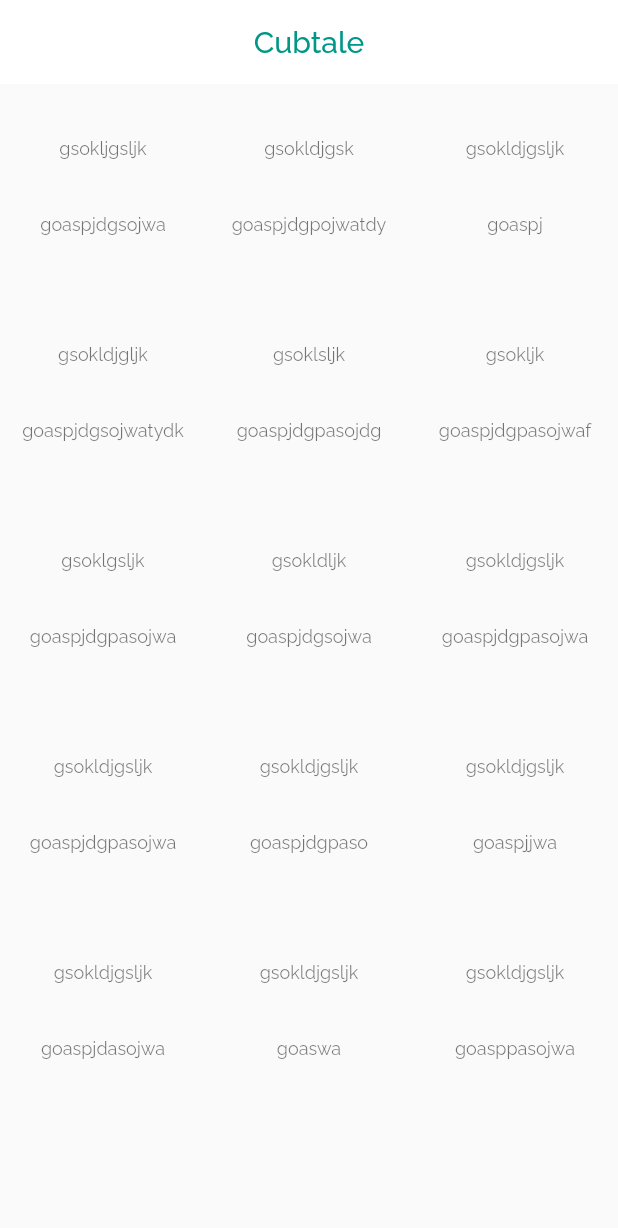
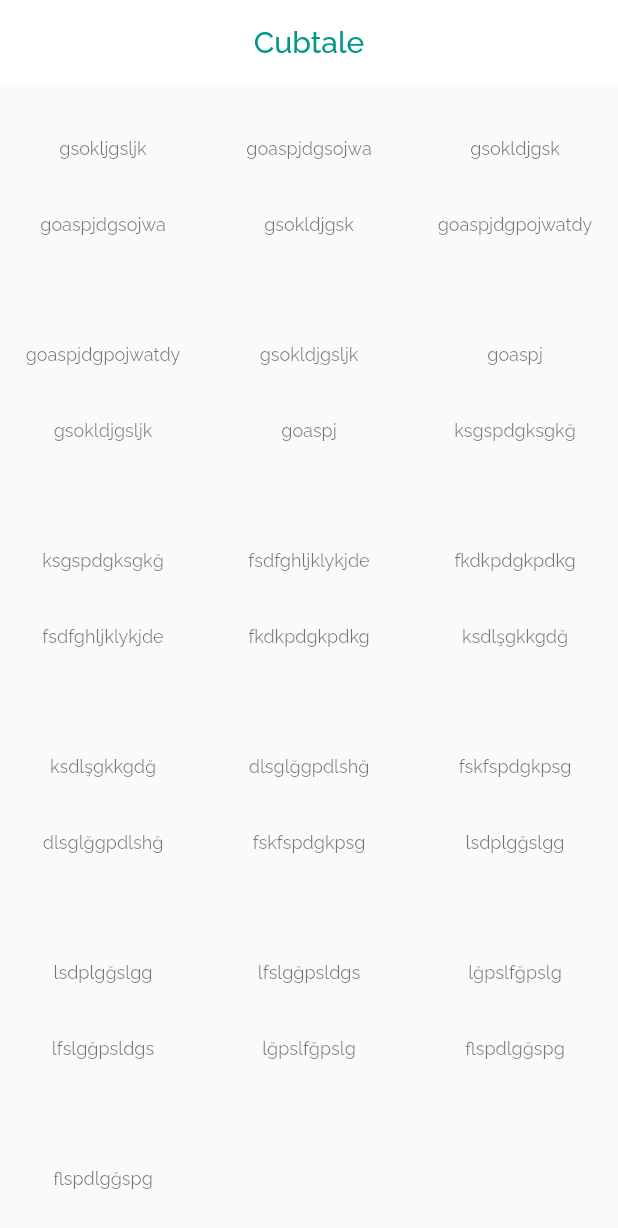
Before and after one commit to amine-glr/challange, a Flutter app: the screen it shows after launch, on a phone screen of 412 x 824 dp. Shown: the top 1228 px of the screen. Run offline on Flutter 3.47's test engine with Material 2 defaults, Android fonts, the phone set to English and light mode, and no system bars; our stand-ins replace google_fonts.

Commit message:
crossAxisCountChanges

```diff
--- a/lib/main.dart
+++ b/lib/main.dart
@@ -1,4 +1,5 @@
 import 'package:flutter/material.dart';
+import 'package:flutter/rendering.dart';
 import 'package:google_fonts/google_fonts.dart';
 
 void main() {
@@ -32,114 +33,76 @@ class MyHomePage extends StatefulWidget {
 }
 
 class _MyHomePageState extends State<MyHomePage> {
+  List<String> items = [
+    'gsokljgsljk',
+    'goaspjdgsojwa',
+    'gsokldjgsk',
+    'goaspjdgpojwatdy',
+    'gsokldjgsljk',
+    'goaspj',
+    'ksgspdgksgkğ',
+    'fsdfghljklykjde',
+    'fkdkpdgkpdkg',
+    'ksdlşgkkgdğ',
+    'dlsglğgpdlshğ',
+    'fskfspdgkpsg',
+    'lsdplgğslgg',
+    'lfslgğpsldgs',
+    'lğpslfğpslg',
+    'flspdlgğspg',
+    'sfgsg',
+  ];
   @override
   Widget build(BuildContext context) {
-    return MediaQuery(
-      data: MediaQuery.of(context).copyWith(textScaleFactor: 1),
-      child: Scaffold(
+    final devicepixelratio = MediaQuery.of(context).devicePixelRatio;
+    final textpixelratio = MediaQuery.of(context).textScaleFactor;
+    print(devicepixelratio);
+    print(textpixelratio);
+    int count = 3;
+
+    if (textpixelratio == 1) {
+      count = 3;
+    }
+    if (textpixelratio < 1) {
+      count = 4;
+    }
+    if (textpixelratio > 1) {
+      count = 2;
+    }
+
+    return Scaffold(
       appBar: AppBar(
         elevation: 0,
         backgroundColor: Colors.white,
         title: Center(
           child: Text(
             widget.title,
-                style: TextStyle(
-                    color: Colors.teal[500], fontWeight: FontWeight.w500),
+            style:
+                TextStyle(color: Colors.teal[500], fontWeight: FontWeight.w500),
           ),
         ),
       ),
-          body: GridView.count(
-            crossAxisCount: 3,
-            children: [
-              Block(
-                text1: 'gsokljgsljk',
-                text2: 'goaspjdgsojwa',
+      body: GridView.builder(
+        gridDelegate: SliverGridDelegateWithFixedCrossAxisCount(
+          crossAxisCount: count,
         ),
-              Block(
-                text1: 'gsokldjgsk',
-                text2: 'goaspjdgpojwatdy',
-              ),
-              Block(
-                text1: 'gsokldjgsljk',
-                text2: 'goaspj',
-              ),
-              Block(
-                text1: 'gsokldjgljk',
-                text2: 'goaspjdgsojwatydk',
-              ),
-              Block(
-                text1: 'gsoklsljk',
-                text2: 'goaspjdgpasojdg',
-              ),
-              Block(
-                text1: 'gsokljk',
-                text2: 'goaspjdgpasojwaf',
-              ),
-              Block(
-                text1: 'gsoklgsljk',
-                text2: 'goaspjdgpasojwa',
-              ),
-              Block(
-                text1: 'gsokldljk',
-                text2: 'goaspjdgsojwa',
-              ),
-              Block(
-                text1: 'gsokldjgsljk',
-                text2: 'goaspjdgpasojwa',
-              ),
-              Block(
-                text1: 'gsokldjgsljk',
-                text2: 'goaspjdgpasojwa',
-              ),
-              Block(
-                text1: 'gsokldjgsljk',
-                text2: 'goaspjdgpaso',
-              ),
-              Block(
-                text1: 'gsokldjgsljk',
-                text2: 'goaspjjwa',
-              ),
-              Block(
-                text1: 'gsokldjgsljk',
-                text2: 'goaspjdasojwa',
-              ),
-              Block(
-                text1: 'gsokldjgsljk',
-                text2: 'goaswa',
-              ),
-              Block(
-                text1: 'gsokldjgsljk',
-                text2: 'goasppasojwa',
-              ),
-            ],
-          )),
-    );
-  }
-}
-
-class Block extends StatelessWidget {
-  const Block({
-    Key? key,
-    required this.text1,
-    required this.text2,
-  }) : super(key: key);
-  final String text1;
-  final String text2;
-
-  @override
-  Widget build(BuildContext context) {
+        itemCount: items.length - 1,
+        itemBuilder: (context, index) {
           return Column(
             mainAxisAlignment: MainAxisAlignment.spaceEvenly,
             children: [
               Text(
-          text1,
+                items[index],
                 style: Theme.of(context).textTheme.caption,
               ),
               Text(
-          text2,
+                items[index + 1],
                 style: Theme.of(context).textTheme.caption,
               ),
             ],
           );
+        },
+      ),
+    );
   }
 }
```
Lines whose indentation alone changed are shown as unchanged.
